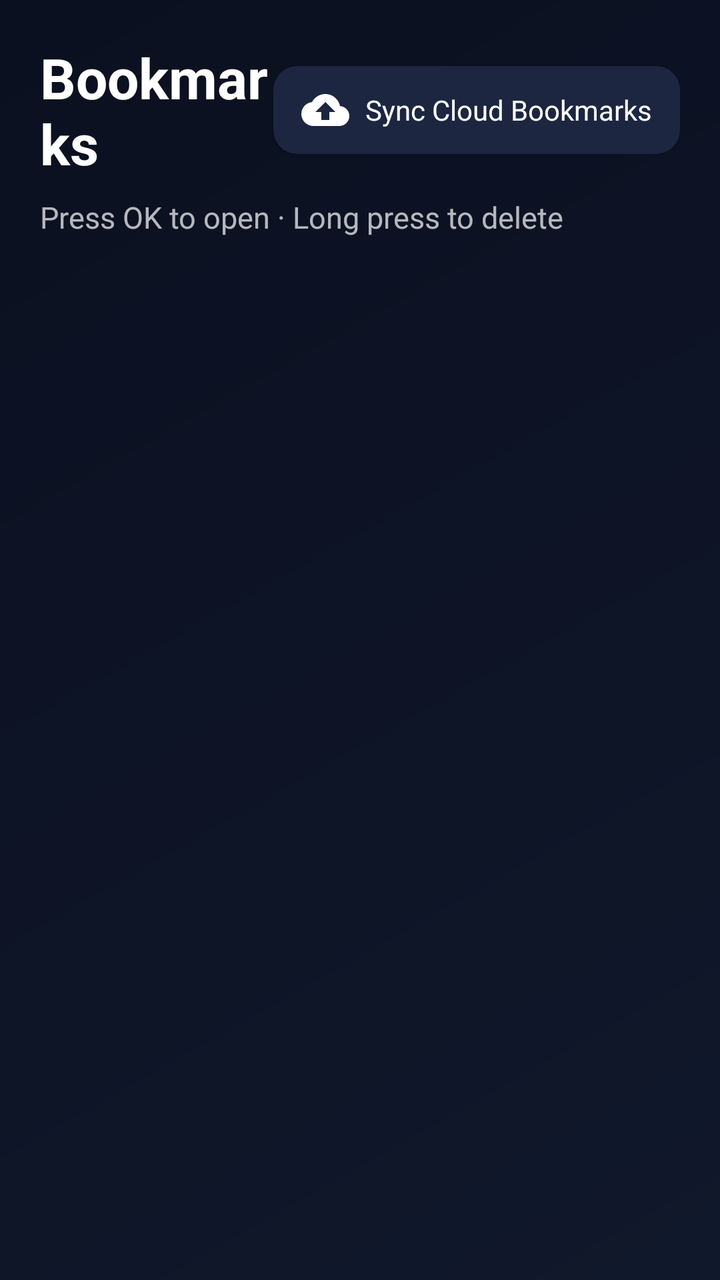
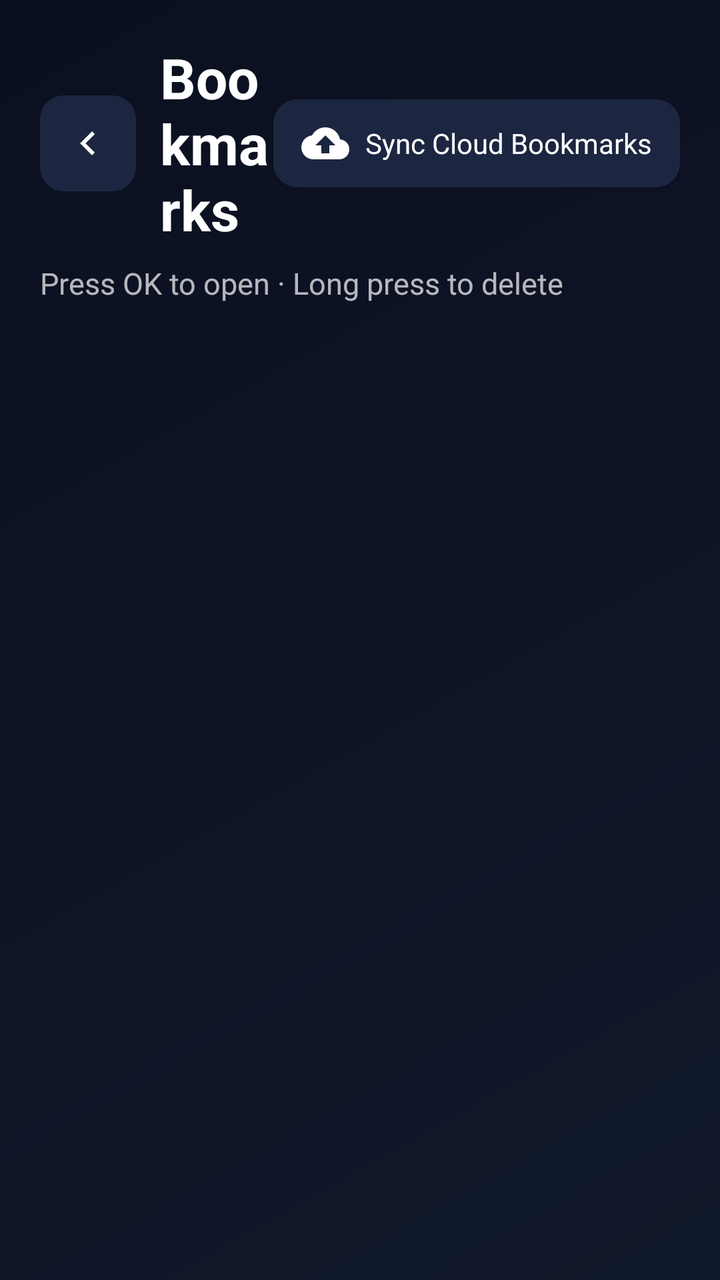

Before-and-after screenshots of an Android layout around one commit, followed by the original layout XML and the change that was made.
<!-- AndroidManifest.xml: application theme Theme.TVNavBrowser -->
<!-- res/layout/activity_bookmarks.xml -->
<?xml version="1.0" encoding="utf-8"?>
<FrameLayout xmlns:android="http://schemas.android.com/apk/res/android"
    android:layout_width="match_parent"
    android:layout_height="match_parent"
    android:background="?attr/screenBackground"
    android:padding="20dp">

    <LinearLayout
        android:layout_width="match_parent"
        android:layout_height="match_parent"
        android:orientation="vertical">

        <LinearLayout
            android:layout_width="match_parent"
            android:layout_height="wrap_content"
            android:gravity="center_vertical"
            android:orientation="horizontal">

            <TextView
                style="@style/ScreenTitle"
                android:layout_width="0dp"
                android:layout_height="wrap_content"
                android:layout_weight="1"
                android:text="@string/bookmarks" />

            <Button
                android:id="@+id/btnSyncBookmarks"
                style="@style/ToolbarButton"
                android:layout_width="wrap_content"
                android:layout_height="44dp"
                android:drawableStart="@drawable/ic_cloud_sync"
                android:drawablePadding="8dp"
                android:text="@string/sync_bookmarks_btn" />
        </LinearLayout>

        <TextView
            style="@style/ScreenSubtitle"
            android:layout_width="match_parent"
            android:layout_height="wrap_content"
            android:layout_marginTop="8dp"
            android:text="@string/list_hint_open" />

        <ScrollView
            android:layout_width="match_parent"
            android:layout_height="0dp"
            android:layout_marginTop="16dp"
            android:layout_weight="1"
            android:clipChildren="false"
            android:clipToPadding="false"
            android:paddingStart="4dp"
            android:paddingEnd="4dp">

            <LinearLayout
                android:id="@+id/bookmarksContainer"
                android:layout_width="match_parent"
                android:layout_height="wrap_content"
                android:clipChildren="false"
                android:clipToPadding="false"
                android:paddingTop="6dp"
                android:paddingBottom="16dp"
                android:orientation="vertical" />

        </ScrollView>
    </LinearLayout>

    <TextView
        android:id="@+id/tvEmpty"
        android:layout_width="match_parent"
        android:layout_height="wrap_content"
        android:layout_gravity="center"
        android:gravity="center"
        android:padding="24dp"
        android:text="@string/bookmarks_empty"
        android:textColor="@color/text_secondary"
        android:textSize="18sp"
        android:visibility="gone" />

</FrameLayout>
<!-- resources referenced by this layout -->
<resources>
  <color name="text_secondary">#B3FFFFFF</color>
  <string name="bookmarks">Bookmarks</string>
  <string name="bookmarks_empty">No bookmarks yet. Save pages with the ☆ button.</string>
  <string name="list_hint_open">Press OK to open · Long press to delete</string>
  <string name="sync_bookmarks_btn">Sync Cloud Bookmarks</string>
  <style name="ScreenSubtitle">
          <item name="android:textColor">?android:attr/textColorSecondary</item>
          <item name="android:textSize">15sp</item>
          <item name="android:lineSpacingExtra">4dp</item>
      </style>
  <style name="ScreenTitle">
          <item name="android:textColor">?android:attr/textColorPrimary</item>
          <item name="android:textSize">28sp</item>
          <item name="android:textStyle">bold</item>
      </style>
  <color name="bg_dark">#FF0B1020</color>
  <color name="black">#FF000000</color>
  <color name="white">#FFFFFFFF</color>
  <color name="accent">#FFFFC857</color>
  <color name="accent_dark">#FFE6A819</color>
  <color name="text_primary">#FFFFFFFF</color>
  <!-- drawable bg_screen (drawable) -->
  <?xml version="1.0" encoding="utf-8"?>
  <shape xmlns:android="http://schemas.android.com/apk/res/android"
      android:shape="rectangle">
      <gradient
          android:angle="135"
          android:endColor="@color/bg_dark"
          android:startColor="#FF10182B"
          android:type="linear" />
  </shape>
  <!-- drawable bg_settings_section (drawable) -->
  <?xml version="1.0" encoding="utf-8"?>
  <shape xmlns:android="http://schemas.android.com/apk/res/android"
      android:shape="rectangle">
      <solid android:color="#162138" />
      <stroke
          android:width="1dp"
          android:color="#243354" />
      <corners android:radius="16dp" />
  </shape>
  <!-- drawable bg_input_hint (drawable) -->
  <?xml version="1.0" encoding="utf-8"?>
  <shape xmlns:android="http://schemas.android.com/apk/res/android"
      android:shape="rectangle">
      <solid android:color="#CC151D33" />
      <corners android:radius="10dp" />
      <stroke
          android:width="1dp"
          android:color="@color/divider" />
  </shape>
  <!-- drawable bg_overlay_card (drawable) -->
  <?xml version="1.0" encoding="utf-8"?>
  <shape xmlns:android="http://schemas.android.com/apk/res/android"
      android:shape="rectangle">
      <solid android:color="#F00F172A" />
      <stroke
          android:width="2dp"
          android:color="#38BDF8" />
      <corners android:radius="16dp" />
  </shape>
  <!-- drawable bg_step_badge (drawable) -->
  <?xml version="1.0" encoding="utf-8"?>
  <shape xmlns:android="http://schemas.android.com/apk/res/android"
      android:shape="rectangle">
      <solid android:color="#1AFFC857" />
      <corners android:radius="24dp" />
      <stroke
          android:width="1.5dp"
          android:color="@color/accent" />
  </shape>
  <color name="divider">#33FFFFFF</color>
  <color name="accent_soft">#33FFC857</color>
  <color name="bg_card">#FF1C2640</color>
  <color name="bg_toolbar">#FF151D33</color>
  <!-- unchanged entries left out for length: 8 -->
</resources>

<!-- the commit's change to res/layout/activity_bookmarks.xml (unified diff, before → after) -->
@@ -16,10 +16,17 @@
             android:gravity="center_vertical"
             android:orientation="horizontal">
 
+            <ImageButton
+                android:id="@+id/btnBookmarksBack"
+                style="@style/ToolbarIconButton"
+                android:src="@drawable/ic_nav_back"
+                android:contentDescription="@string/nav_back" />
+
             <TextView
                 style="@style/ScreenTitle"
                 android:layout_width="0dp"
                 android:layout_height="wrap_content"
+                android:layout_marginStart="12dp"
                 android:layout_weight="1"
                 android:text="@string/bookmarks" />
 
<!-- resource entries referenced after the edit -->
@@ -1,9 +1,21 @@
 <!-- resources referenced by this layout -->
 <resources>
   <color name="text_secondary">#B3FFFFFF</color>
+  <!-- drawable ic_nav_back (drawable) -->
+  <?xml version="1.0" encoding="utf-8"?>
+  <vector xmlns:android="http://schemas.android.com/apk/res/android"
+      android:width="24dp"
+      android:height="24dp"
+      android:viewportWidth="24"
+      android:viewportHeight="24">
+      <path
+          android:fillColor="#FFFFFFFF"
+          android:pathData="M15.41,16.58L10.83,12L15.41,7.41L14,6L8,12L14,18L15.41,16.58Z" />
+  </vector>
   <string name="bookmarks">Bookmarks</string>
   <string name="bookmarks_empty">No bookmarks yet. Save pages with the ☆ button.</string>
   <string name="list_hint_open">Press OK to open · Long press to delete</string>
+  <string name="nav_back">Back</string>
   <string name="sync_bookmarks_btn">Sync Cloud Bookmarks</string>
   <style name="ScreenSubtitle">
           <item name="android:textColor">?android:attr/textColorSecondary</item>
@@ -14,6 +26,16 @@
           <item name="android:textColor">?android:attr/textColorPrimary</item>
           <item name="android:textSize">28sp</item>
           <item name="android:textStyle">bold</item>
+      </style>
+  <style name="ToolbarIconButton">
+          <item name="android:layout_width">48dp</item>
+          <item name="android:layout_height">48dp</item>
+          <item name="android:padding">12dp</item>
+          <item name="android:scaleType">centerInside</item>
+          <item name="android:background">?attr/toolbarButtonBackground</item>
+          <item name="android:tint">?android:attr/textColorPrimary</item>
+          <item name="android:focusable">true</item>
+          <item name="android:focusableInTouchMode">true</item>
       </style>
   <color name="bg_dark">#FF0B1020</color>
   <color name="black">#FF000000</color>
